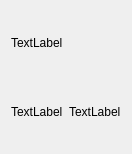
Qt form ElectionGame/Student/pelikortti.ui (elguitar/los-horos) before a commit.
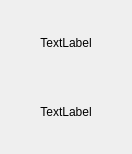
The same form after that commit.

Commit message: =Committi ennen ku alan rikkoo asioita

The edit to the form file:
```diff
--- a/ElectionGame/Student/pelikortti.ui
+++ b/ElectionGame/Student/pelikortti.ui
@@ -35,7 +35,7 @@
    <string>Form</string>
   </property>
   <property name="styleSheet">
-   <string notr="true">border-color: rgb(0, 0, 0);</string>
+   <string notr="true">border-color: 1px solid red;</string>
   </property>
   <layout class="QVBoxLayout" name="verticalLayout_2">
    <item>
@@ -49,22 +49,21 @@
      <property name="text">
       <string>TextLabel</string>
      </property>
+     <property name="alignment">
+      <set>Qt::AlignCenter</set>
+     </property>
     </widget>
    </item>
    <item>
     <layout class="QHBoxLayout" name="horizontalLayout">
-     <item>
-      <widget class="QLabel" name="pelaaja">
-       <property name="text">
-        <string>TextLabel</string>
-       </property>
-      </widget>
-     </item>
      <item>
       <widget class="QLabel" name="pelimerkit">
        <property name="text">
         <string>TextLabel</string>
        </property>
+       <property name="alignment">
+        <set>Qt::AlignCenter</set>
+       </property>
       </widget>
      </item>
     </layout>
```
The commit also changes 1 other file.
